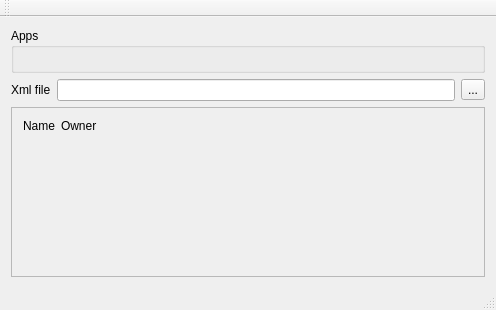
Qt form vishnu/MainWindow.ui (gmrvvis/Vishnu) before a commit.
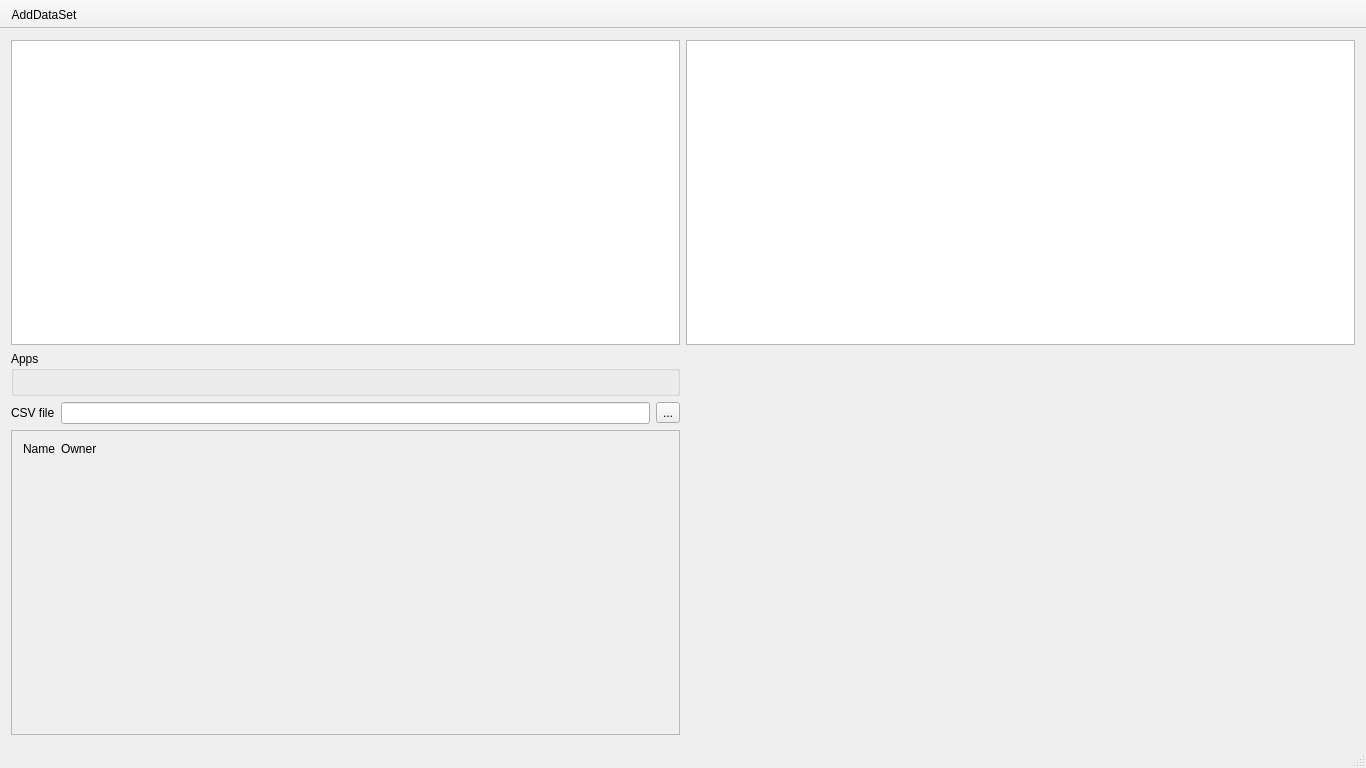
The same form after that commit. Icons and pictures are not drawn.

Commit message: Working on load datasets and fixed version

```diff
--- a/vishnu/MainWindow.ui
+++ b/vishnu/MainWindow.ui
@@ -6,10 +6,16 @@
    <rect>
     <x>0</x>
     <y>0</y>
-    <width>496</width>
-    <height>310</height>
+    <width>1366</width>
+    <height>768</height>
    </rect>
   </property>
+  <property name="minimumSize">
+   <size>
+    <width>300</width>
+    <height>0</height>
+   </size>
+  </property>
   <property name="windowTitle">
    <string>MainWindow</string>
   </property>
@@ -17,9 +23,56 @@
    <iconset resource="resources.qrc">
     <normaloff>:/icons/iconLauncher.png</normaloff>:/icons/iconLauncher.png</iconset>
   </property>
+  <property name="iconSize">
+   <size>
+    <width>32</width>
+    <height>32</height>
+   </size>
+  </property>
   <widget class="QWidget" name="centralWidget">
    <layout class="QGridLayout" name="gridLayout_2">
     <item row="1" column="0">
+     <layout class="QVBoxLayout" name="verticalLayout">
+      <item>
+       <widget class="QGroupBox" name="groupBox">
+        <property name="title">
+         <string>Apps</string>
+        </property>
+        <layout class="QGridLayout" name="gridLayout">
+         <item row="0" column="0">
+          <layout class="QVBoxLayout" name="verticalLayout_2"/>
+         </item>
+        </layout>
+       </widget>
+      </item>
+      <item>
+       <layout class="QHBoxLayout" name="horizontalLayout">
+        <item>
+         <widget class="QLabel" name="label_2">
+          <property name="text">
+           <string>CSV file</string>
+          </property>
+         </widget>
+        </item>
+        <item>
+         <widget class="QLineEdit" name="csvFilename">
+          <property name="readOnly">
+           <bool>true</bool>
+          </property>
+         </widget>
+        </item>
+        <item>
+         <widget class="QToolButton" name="buttonLoadCsv">
+          <property name="text">
+           <string>...</string>
+          </property>
+         </widget>
+        </item>
+       </layout>
+      </item>
+     </layout>
+    </item>
+    <item row="2" column="0">
      <widget class="QScrollArea" name="scrollArea">
       <property name="maximumSize">
        <size>
@@ -41,8 +94,8 @@
         <rect>
          <x>0</x>
          <y>0</y>
-         <width>476</width>
-         <height>142</height>
+         <width>669</width>
+         <height>275</height>
         </rect>
        </property>
        <property name="maximumSize">
@@ -112,45 +165,10 @@
      </widget>
     </item>
     <item row="0" column="0">
-     <layout class="QVBoxLayout" name="verticalLayout">
-      <item>
-       <widget class="QGroupBox" name="groupBox">
-        <property name="title">
-         <string>Apps</string>
-        </property>
-        <layout class="QGridLayout" name="gridLayout">
-         <item row="0" column="0">
-          <layout class="QVBoxLayout" name="verticalLayout_2"/>
-         </item>
-        </layout>
-       </widget>
-      </item>
-      <item>
-       <layout class="QHBoxLayout" name="horizontalLayout">
-        <item>
-         <widget class="QLabel" name="label_2">
-          <property name="text">
-           <string>Xml file</string>
-          </property>
-         </widget>
-        </item>
-        <item>
-         <widget class="QLineEdit" name="csvFilename">
-          <property name="readOnly">
-           <bool>true</bool>
-          </property>
-         </widget>
-        </item>
-        <item>
-         <widget class="QToolButton" name="buttonLoadCsv">
-          <property name="text">
-           <string>...</string>
-          </property>
-         </widget>
-        </item>
-       </layout>
-      </item>
-     </layout>
+     <widget class="QListWidget" name="dataSetListWidget"/>
+    </item>
+    <item row="0" column="1">
+     <widget class="QTableWidget" name="tableWidget"/>
     </item>
    </layout>
   </widget>
@@ -165,14 +183,33 @@
    </property>
   </widget>
   <widget class="QToolBar" name="mainToolBar">
+   <property name="movable">
+    <bool>false</bool>
+   </property>
    <attribute name="toolBarArea">
     <enum>TopToolBarArea</enum>
    </attribute>
    <attribute name="toolBarBreak">
     <bool>false</bool>
    </attribute>
+   <addaction name="actionOpenData"/>
   </widget>
   <widget class="QStatusBar" name="statusBar"/>
+  <action name="actionOpenData">
+   <property name="icon">
+    <iconset resource="resources.qrc">
+     <normaloff>:/icons/addDataSet.png</normaloff>:/icons/addDataSet.png</iconset>
+   </property>
+   <property name="text">
+    <string>AddDataSet</string>
+   </property>
+   <property name="toolTip">
+    <string>Add DataSet</string>
+   </property>
+   <property name="shortcut">
+    <string>Ctrl+O</string>
+   </property>
+  </action>
  </widget>
  <layoutdefault spacing="6" margin="11"/>
  <resources>
```
Left out of the diff: 4 changed lines with no effect on the pictures. The commit also changes 7 other files.
